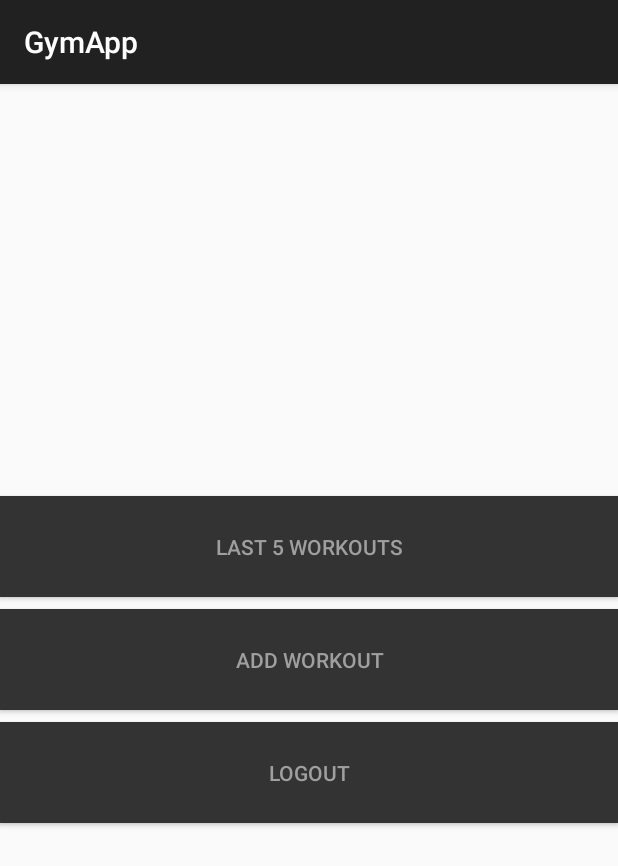
After one commit to Vilukissa/GymApp, an Android app: the fragment MenuFragment shown on its own in the app's theme, on a phone screen of 412 x 824 dp. The commit adds this screen. Shown: the top 866 px of the screen. Run offline under Robolectric (Android 15) with nearby library versions, the phone set to English and light mode, and no system bars.

Commit message:
Main menu view for navigating

```diff
--- a/app/src/main/java/com/calicode/gymapp/app/navigation/NavigationLocation.java
+++ b/app/src/main/java/com/calicode/gymapp/app/navigation/NavigationLocation.java
@@ -4,6 +4,7 @@
 
 import com.calicode.gymapp.app.view.login.LoginFragment;
 import com.calicode.gymapp.app.view.main.MainFragment;
+import com.calicode.gymapp.app.view.mainmenu.MenuFragment;
 import com.calicode.gymapp.app.view.workout.WorkoutDayDetails;
 import com.calicode.gymapp.app.view.workout.WorkoutDaysFragment;
 
@@ -14,11 +15,13 @@
 
     MAIN(MainFragment.class),
     LOGIN(LoginFragment.class, NavigationFlags.DONT_ADD_TO_STACK),
+    MAIN_MENU(MenuFragment.class),
     WORKOUT_DAYS(WorkoutDaysFragment.class),
     WORKOUT_DAY_DETAILS(WorkoutDayDetails.class);
 
     public enum NavigationFlags {
         DONT_ADD_TO_STACK;
+        // TODO: add REQUIRES_LOGIN
     }
 
     private final NavigationFlags[] mFlags;
--- a/app/src/main/java/com/calicode/gymapp/app/view/login/LoginFragment.java
+++ b/app/src/main/java/com/calicode/gymapp/app/view/login/LoginFragment.java
@@ -47,7 +47,7 @@
         OnOperationCompleteListener listener = new OnOperationCompleteListener() {
             @Override
             public void onSuccess(Object data) {
-                navigate(NavigationLocation.WORKOUT_DAYS);
+                navigate(NavigationLocation.MAIN_MENU);
             }
 
             @Override
--- /dev/null
+++ b/app/src/main/java/com/calicode/gymapp/app/view/mainmenu/MenuFragment.java
@@ -0,0 +1,48 @@
+package com.calicode.gymapp.app.view.mainmenu;
+
+import android.os.Bundle;
+import android.view.LayoutInflater;
+import android.view.View;
+import android.view.View.OnClickListener;
+import android.view.ViewGroup;
+
+import com.calicode.gymapp.app.R;
+import com.calicode.gymapp.app.navigation.NavigationLocation;
+import com.calicode.gymapp.app.view.BaseFragment;
+
+public class MenuFragment extends BaseFragment implements OnClickListener {
+
+    @Override
+    protected boolean useProgressAndError() {
+        return false;
+    }
+
+    @Override
+    protected int getLayoutResource() {
+        return R.layout.main_menu;
+    }
+
+    @Override
+    public View onCreateView(LayoutInflater inflater, ViewGroup container, Bundle savedInstanceState) {
+        View view = super.onCreateView(inflater, container, savedInstanceState);
+
+        view.findViewById(R.id.lastFiveWorkoutsButton).setOnClickListener(this);
+        view.findViewById(R.id.addWorkoutButton).setOnClickListener(this);
+        view.findViewById(R.id.logoutButton).setOnClickListener(this);
+
+        return view;
+    }
+
+    @Override
+    public void onClick(View view) {
+        switch (view.getId()) {
+            case R.id.lastFiveWorkoutsButton:
+                navigate(NavigationLocation.WORKOUT_DAYS);
+                break;
+            case R.id.addWorkoutButton:
+                break;
+            case R.id.logoutButton:
+                break;
+        }
+    }
+}
--- a/app/src/main/java/com/calicode/gymapp/app/view/workout/WorkoutDayDetails.java
+++ b/app/src/main/java/com/calicode/gymapp/app/view/workout/WorkoutDayDetails.java
@@ -13,6 +13,11 @@
 import com.calicode.gymapp.app.view.BaseFragment;
 
 public class WorkoutDayDetails extends BaseFragment {
+
+    @Override
+    protected boolean useProgressAndError() {
+        return false;
+    }
 
     @Override
     protected int getLayoutResource() {
--- a/app/src/main/java/com/calicode/gymapp/app/view/workout/WorkoutDaysFragment.java
+++ b/app/src/main/java/com/calicode/gymapp/app/view/workout/WorkoutDaysFragment.java
@@ -13,15 +13,12 @@
 import com.calicode.gymapp.app.model.workout.WorkoutDaysData;
 import com.calicode.gymapp.app.model.workout.WorkoutDaysData.WorkoutDay;
 import com.calicode.gymapp.app.model.workout.WorkoutDaysModel;
-import com.calicode.gymapp.app.model.workout.WorkoutDaysOperation;
 import com.calicode.gymapp.app.navigation.NavigationLocation;
 import com.calicode.gymapp.app.network.JsonOperation.OnOperationCompleteListener;
 import com.calicode.gymapp.app.network.RequestError;
 import com.calicode.gymapp.app.util.Log;
 import com.calicode.gymapp.app.util.componentprovider.ComponentProvider;
 import com.calicode.gymapp.app.view.BaseFragment;
-
-import java.util.List;
 
 public class WorkoutDaysFragment extends BaseFragment implements OnItemClickListener {
 
@@ -46,6 +43,7 @@
         showProgress();
         OperationHandle handle = ComponentProvider.get().getComponent(WorkoutDaysModel.class).fetchWorkoutDays();
         OnOperationCompleteListener listener = new OnOperationCompleteListener() {
+
             @Override
             public void onSuccess(Object data) {
                 Log.debug("Workouts fetched");
--- /dev/null
+++ b/app/src/main/res/layout/main_menu.xml
@@ -0,0 +1,35 @@
+<?xml version="1.0" encoding="utf-8"?>
+
+<LinearLayout xmlns:android="http://schemas.android.com/apk/res/android"
+    android:orientation="vertical"
+    android:layout_width="match_parent"
+    android:layout_height="match_parent"
+    android:gravity="center">
+
+    <Button
+        android:id="@+id/lastFiveWorkoutsButton"
+        style="@style/CommonButton"
+        android:layout_width="match_parent"
+        android:layout_height="wrap_content"
+        android:padding="24dp"
+        android:layout_marginBottom="8dp"
+        android:text="@string/menu_five_workouts"/>
+
+    <Button
+        android:id="@+id/addWorkoutButton"
+        style="@style/CommonButton"
+        android:layout_width="match_parent"
+        android:layout_height="wrap_content"
+        android:padding="24dp"
+        android:layout_marginBottom="8dp"
+        android:text="@string/menu_add_workout"/>
+
+    <Button
+        android:id="@+id/logoutButton"
+        style="@style/CommonButton"
+        android:layout_width="match_parent"
+        android:layout_height="wrap_content"
+        android:padding="24dp"
+        android:text="@string/menu_logout"/>
+
+</LinearLayout>
--- a/app/src/main/res/values/strings.xml
+++ b/app/src/main/res/values/strings.xml
@@ -12,6 +12,10 @@
 
     <string name="login_button">Login</string>
 
+    <string name="menu_five_workouts">LAST 5 WORKOUTS</string>
+    <string name="menu_add_workout">ADD WORKOUT</string>
+    <string name="menu_logout">LOGOUT</string>
+
     <string name="move_reps">Reps</string>
     <string name="move_sets">Sets</string>
     <string name="move_weight">Weight [kg]</string>
```
Also changed, not shown: app/src/main/java/com/calicode/gymapp/app/view/main/MainFragment.java (+2 -10 lines), app/src/main/res/layout/fragment_main.xml (+0 -7 lines).
